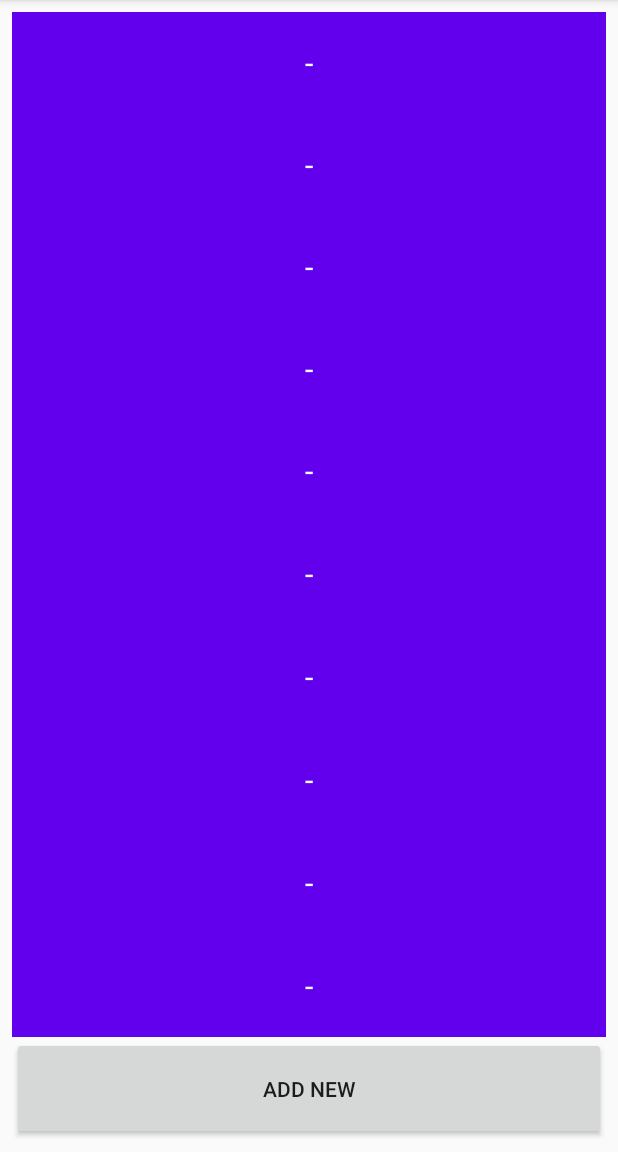
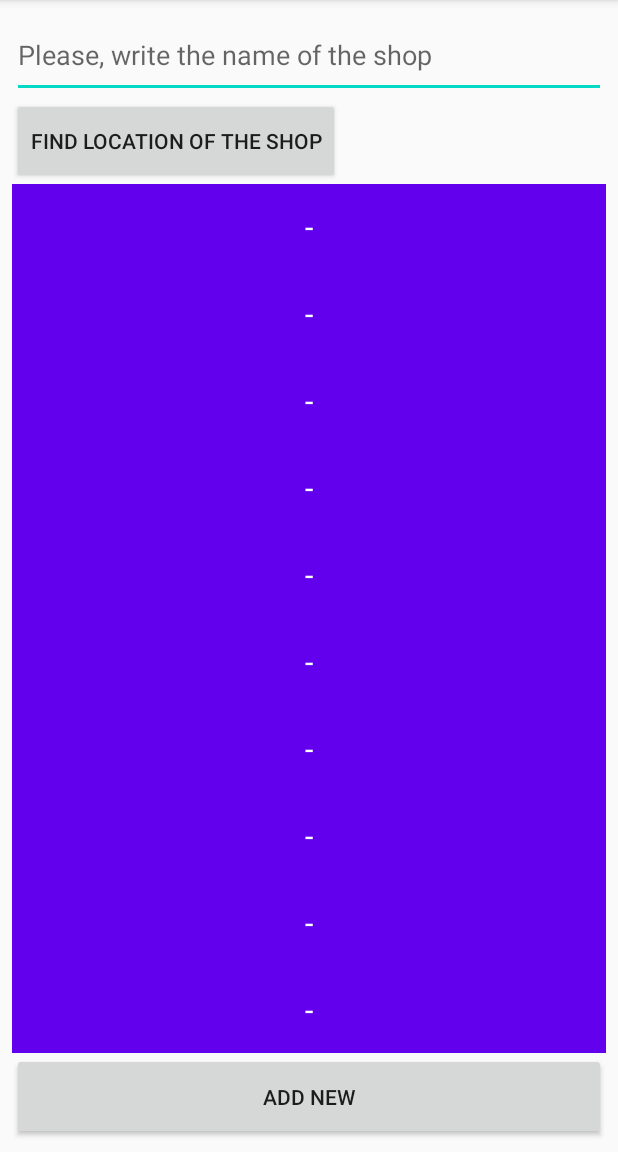
Before and after one commit to MariaRiya/second_task_lesson_2_2_and_2_3_coding_challenge, an Android app: the screen it shows after launch (MainActivity), on a phone screen of 412 x 824 dp, the part 84-1236 px from its top. Run offline under Robolectric (Android 15) with nearby library versions, the phone set to English and light mode, and no system bars.

Commit message:
added 2_3 codind challenge

```diff
--- a/app/src/main/java/com/example/codingchallenge2_2/MainActivity.kt
+++ b/app/src/main/java/com/example/codingchallenge2_2/MainActivity.kt
@@ -2,8 +2,11 @@ package com.example.codingchallenge2_2
 
 import android.app.Activity
 import android.content.Intent
+import android.net.Uri
 import androidx.appcompat.app.AppCompatActivity
 import android.os.Bundle
+import android.util.Log
+import android.view.View
 import android.widget.TextView
 import android.widget.Toast
 import androidx.activity.result.contract.ActivityResultContracts
@@ -47,4 +50,15 @@ class MainActivity : AppCompatActivity() {
             resultLauncher.launch(intent)
         }
     }
+
+    fun findLocation(view: View) {
+        val uri_loc = Uri.parse("geo:0,0?q=" + editText_shop_name.text.toString())
+        val new_intent = Intent(Intent.ACTION_VIEW, uri_loc)
+
+        if (new_intent.resolveActivity(packageManager) != null) {
+            startActivity(new_intent)
+        } else {
+            Log.d("ImplicitIntents", "Can't handle this intent!")
+        }
+    }
 }
--- a/app/src/main/res/layout/activity_main.xml
+++ b/app/src/main/res/layout/activity_main.xml
@@ -18,6 +18,23 @@
         app:layout_constraintEnd_toEndOf="parent"
         app:layout_constraintStart_toStartOf="parent"
         app:layout_constraintTop_toTopOf="parent">
+
+        <EditText
+            android:id="@+id/editText_shop_name"
+            android:layout_width="match_parent"
+            android:layout_height="0dp"
+            android:layout_weight="1"
+            android:ems="10"
+            android:inputType="textPersonName"
+            android:hint="@string/edit_text_hint"/>
+
+        <Button
+            android:id="@+id/button_find_location"
+            android:layout_width="wrap_content"
+            android:layout_height="0dp"
+            android:layout_weight="1"
+            android:text="@string/button_find_location"
+            android:onClick="findLocation"/>
 
         <TextView
             android:id="@+id/textView1"
--- a/app/src/main/res/values/strings.xml
+++ b/app/src/main/res/values/strings.xml
@@ -2,4 +2,6 @@
     <string name="app_name">Coding Challenge 2_2</string>
     <string name="textView_empty">-</string>
     <string name="add_new">Add new</string>
+    <string name="edit_text_hint">Please, write the name of the shop</string>
+    <string name="button_find_location">Find location of the shop</string>
 </resources>
```
